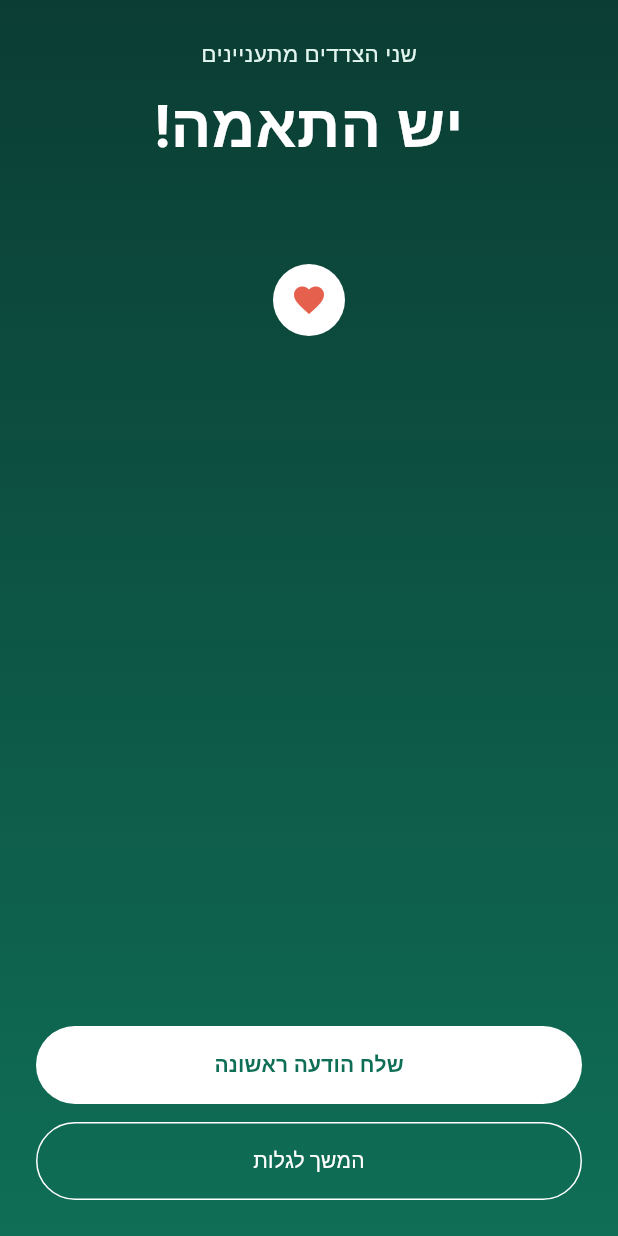
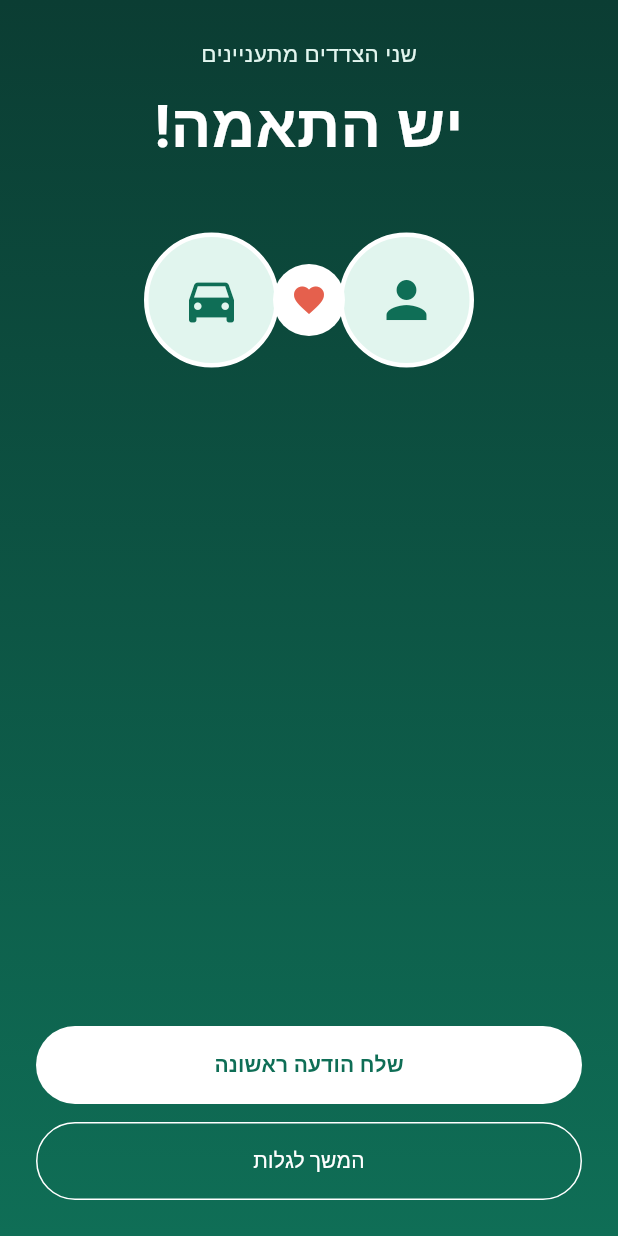
Before and after one commit to david6212/autoproof2, a Flutter app: the MatchScreen screen opened by its route, on a phone screen of 412 x 824 dp. Run offline on Flutter 3.47's test engine with Material 3 defaults, Android fonts, the phone set to English and light mode, and no system bars; our stand-ins replace cached_network_image, cloud_firestore, dio, firebase_auth, firebase_core, firebase_storage and 4 more; accounts and stored records are empty; Roboto replaces fonts that are missing (Heebo).

Commit message:
Match avatar fix + seller listing management
- match_screen: give the avatars Stack a fixed width so the two 90px
  circles no longer collapse off-screen (only the heart showed before)
- my_listing_screen: seller can mark a listing as sold or remove it,
  each behind a confirmation dialog
- cars_provider: updateListingStatusProvider

Demo listings were also re-seeded (server-side) with real data.gov.il
plates so each listing's official history matches; demoMatch removed.

Co-Authored-By: Claude Opus 4.8 <noreply@anthropic.com>

```diff
--- a/lib/presentation/screens/buyer/match_screen.dart
+++ b/lib/presentation/screens/buyer/match_screen.dart
@@ -93,20 +93,25 @@ class _Avatars extends StatelessWidget {
 
   @override
   Widget build(BuildContext context) {
+    // Fixed width so the Stack doesn't collapse to the heart's size — that
+    // was pushing the two 90px avatars off-screen.
     return SizedBox(
+      width: 220,
       height: 110,
       child: Stack(
         alignment: Alignment.center,
         children: [
+          // Buyer avatar (right).
           Positioned(
-            right: 60,
+            right: 0,
             child: _circle(const Icon(Icons.person,
                 size: 40, color: AppColors.teal)),
           ),
+          // Car avatar (left) — the listing's cover photo.
           Positioned(
-            left: 60,
+            left: 0,
             child: _circle(
-              photo == null
+              photo == null || photo!.isEmpty
                   ? const Icon(Icons.directions_car,
                       size: 40, color: AppColors.teal)
                   : ClipOval(
@@ -115,6 +120,10 @@ class _Avatars extends StatelessWidget {
                         width: 90,
                         height: 90,
                         fit: BoxFit.cover,
+                        errorWidget: (_, __, ___) => const Icon(
+                            Icons.directions_car,
+                            size: 40,
+                            color: AppColors.teal),
                       ),
                     ),
             ),
```
Also changed, not shown: lib/presentation/providers/cars_provider.dart (+9 -0 lines), lib/presentation/screens/seller/my_listing_screen.dart (+98 -0 lines).
